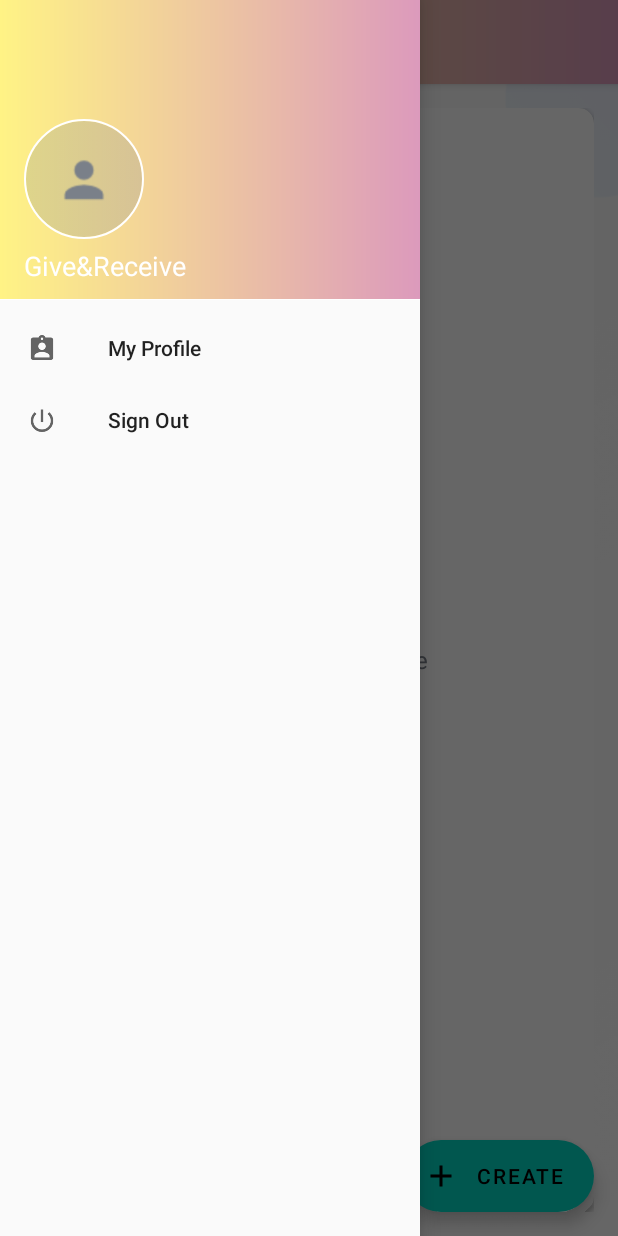
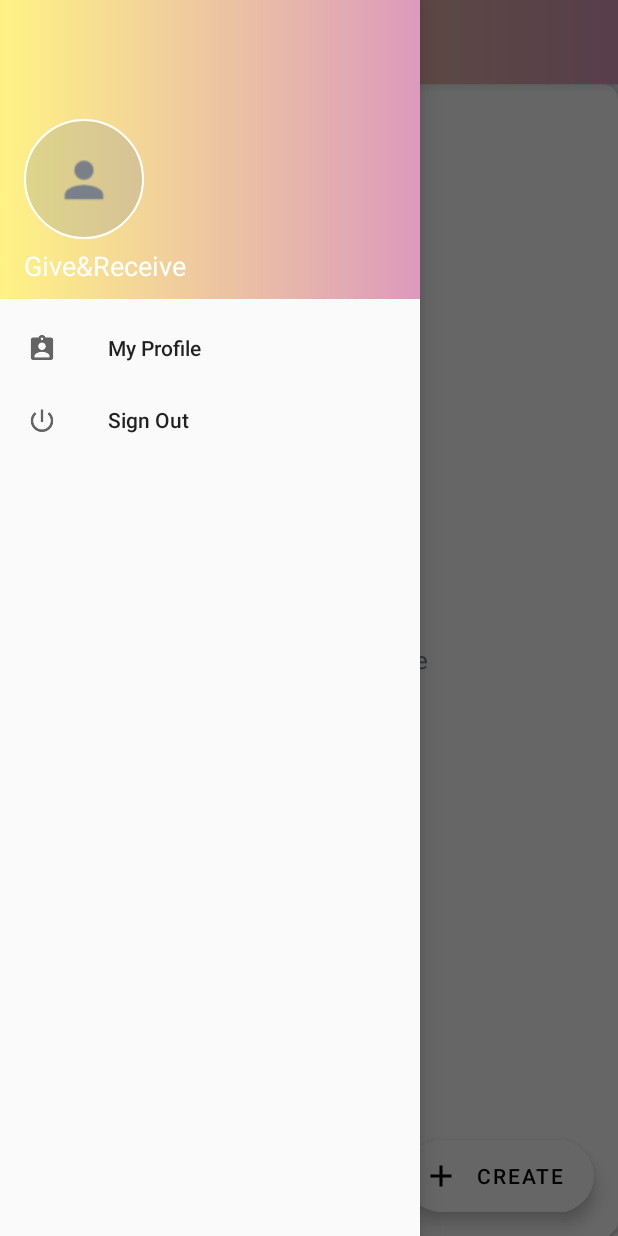
Before and after one commit to DKIV9570/Give-Receive, an Android app: the screen it shows after launch once a user with an empty profile is signed in (MainActivity), with the side drawer open, on a phone screen of 412 x 824 dp. Run offline under Robolectric (Android 15) with nearby library versions, the phone set to English and light mode, and no system bars; our stand-ins replace CircleImageView, Firebase (no records; nobody signed in at launch, a user with empty details on screens opened directly); 6 statements that could not run were skipped.

Commit message:
some change on ui

```diff
--- a/app/src/main/res/layout-v23/app_bar_main.xml
+++ b/app/src/main/res/layout-v23/app_bar_main.xml
@@ -29,6 +29,7 @@
         android:layout_gravity="bottom|end"
         android:layout_margin="@dimen/fab_margin"
         android:text="@string/create"
+        app:backgroundTint="@color/cardview_light_background"
         android:theme="@style/MyMaterialTheme"
         app:icon="@drawable/ic_vector_add_24dp" />
 
@@ -38,6 +39,7 @@
         android:layout_height="wrap_content"
         android:layout_gravity="bottom|start"
         android:layout_margin="@dimen/fab_margin"
+        app:backgroundTint="#5DC5D3"
         android:text="@string/search"
         android:theme="@style/MyMaterialTheme"
         app:icon="@drawable/ic_baseline_search_24" />
--- a/app/src/main/res/layout-v23/content_main.xml
+++ b/app/src/main/res/layout-v23/content_main.xml
@@ -7,7 +7,6 @@
     android:background="@drawable/ic_background"
     android:gravity="center"
     android:orientation="vertical"
-    android:padding="@dimen/main_screen_content_padding"
     app:layout_behavior="@string/appbar_scrolling_view_behavior"
     tools:context=".activities.MainActivity">
 
```
Also changed, not shown: app/src/main/java/com/example/givereceive/adapters/ToDoList.kt (+3 -4 lines).
